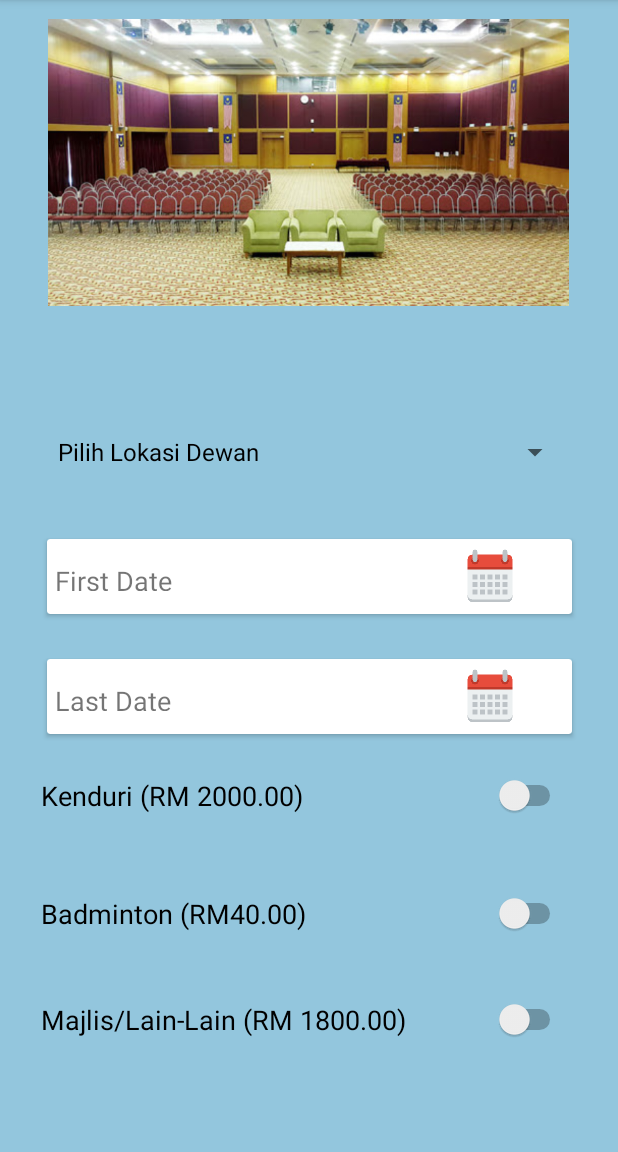
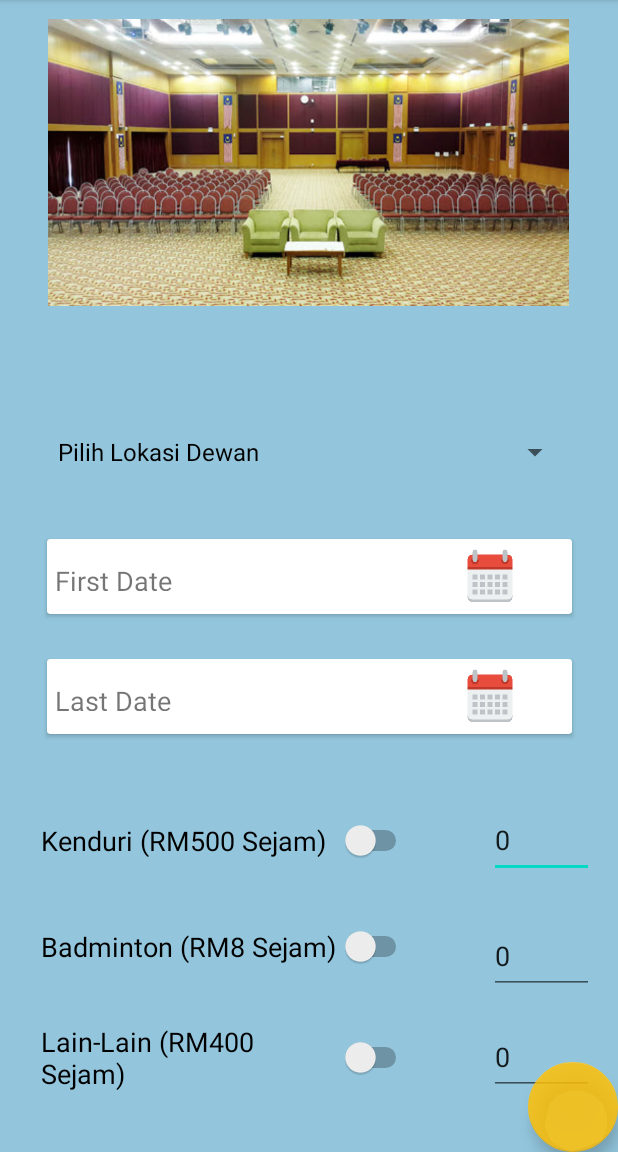
Before and after one commit to Asyknmuhd/InternProject, an Android app: the HallBooking screen opened directly, with no data from a screen before it, on a phone screen of 412 x 824 dp, the part 84-1236 px from its top. Run offline under Robolectric (Android 15) with nearby library versions, the phone set to English and light mode, and no system bars; our stand-ins replace Firebase (no records; nobody signed in at launch, a user with empty details on screens opened directly).

Commit message:
- settle booking - settle checkout - settle receipt - belum test apps - calendar kene betulkan.

```diff
--- a/app/build.gradle
+++ b/app/build.gradle
@@ -41,6 +41,7 @@ dependencies {
     implementation 'com.google.firebase:firebase-storage'
     implementation 'com.google.firebase:firebase-auth'
     implementation 'com.google.firebase:firebase-database'
+
 }
 apply plugin: 'com.android.application'
 apply plugin: 'com.google.gms.google-services'
--- a/app/src/main/java/com/example/mptsewa/HallBooking.java
+++ b/app/src/main/java/com/example/mptsewa/HallBooking.java
@@ -21,24 +21,28 @@ import android.widget.ImageView;
 import android.widget.Spinner;
 import android.widget.Switch;
 import android.widget.TextView;
+import android.widget.Toast;
+
+import com.google.android.material.floatingactionbutton.FloatingActionButton;
+import com.google.firebase.auth.FirebaseAuth;
+import com.google.firebase.database.DatabaseReference;
+import com.google.firebase.database.FirebaseDatabase;
+
 
 public class HallBooking extends AppCompatActivity {
     private TextView CID, COD, title;
     CalendarView calendarViewCID, calendarViewCOD;
     private Dialog popupCID, popupCOD;
     private Dialog popup;
-
-
+    private FirebaseAuth firebaseAuth;
+    private FirebaseDatabase firebaseDatabase;
+    private DatabaseReference databaseReference;
     private Spinner spinner ;
     private ImageView image;
     private Switch kenduri, badminton, majlis;
-    private TextView totalsum;
-    private int tiada = 0;
-    private int sumkenduri = 2000;
-    private int sumbadminton = 20;
-    private int summajlis = 1800;
-    private int sum;
-
+    private TextView jamkenduri, jambadminton, jammajlis ;
+    private FloatingActionButton confirm;
+    ClassBooking classBooking;
 
     @Override
     protected void onCreate(Bundle savedInstanceState) {
@@ -50,10 +54,62 @@ public class HallBooking extends AppCompatActivity {
         CID = findViewById(R.id.tvCID);
         COD = findViewById(R.id.tvCOD);
         popup = new Dialog(this);
-
         spinner = findViewById(R.id.spinner);
         image = findViewById(R.id.image);
+        kenduri = findViewById(R.id.switchkenduri);
+        badminton = findViewById(R.id.switchbadminton);
+        majlis = findViewById(R.id.switchmajlis);
+        jamkenduri = findViewById(R.id.et_jamkenduri);
+        jambadminton = findViewById(R.id.et_jambadminton);
+        jammajlis = findViewById(R.id.et_jammajlis);
+        confirm = findViewById(R.id.btnConfirm);
+
+        firebaseAuth = FirebaseAuth.getInstance();
+        firebaseDatabase = FirebaseDatabase.getInstance();
+        databaseReference = FirebaseDatabase.getInstance().getReference().child("ClassBooking");
+        databaseReference = firebaseDatabase.getReference().child("ClassBooking");
+
         getSupportActionBar().setDisplayHomeAsUpEnabled(true);
+
+        jamkenduri.setOnClickListener(new View.OnClickListener() {
+            @Override
+            public void onClick(View v) {
+                int num = Integer.parseInt(jamkenduri.getText().toString());
+                classBooking.setJamkenduri(num);
+            }
+        });
+
+        jambadminton.setOnClickListener(new View.OnClickListener() {
+            @Override
+            public void onClick(View v) {
+                int num = Integer.parseInt(jambadminton.getText().toString());
+                classBooking.setJambadminton(num);
+            }
+        });
+
+        jammajlis.setOnClickListener(new View.OnClickListener() {
+            @Override
+            public void onClick(View v) {
+                int num = Integer.parseInt(jammajlis.getText().toString());
+                classBooking.setJammajlis(num);
+            }
+        });
+
+        //send to firebase
+        confirm.setOnClickListener(new View.OnClickListener() {
+            @Override
+            public void onClick(View v) {
+                classBooking.setFromDate(CID.getText().toString());
+                classBooking.setToDate(COD.getText().toString());
+                if(classBooking.getJamkenduri() != 0 || classBooking.getJambadminton() != 0 || classBooking.getJammajlis() != 0 ){
+                    databaseReference.child("booking1").setValue(classBooking);
+                    Toast.makeText(HallBooking.this, "Sent to database", Toast.LENGTH_SHORT).show();
+                    startActivity(new Intent(HallBooking.this, CheckoutActivity.class));
+                } else {
+                    Toast.makeText(HallBooking.this, "Please choose table", Toast.LENGTH_SHORT).show();
+                }
+            }
+        });
 
         //array
         String [] tempat = {"Pilih Lokasi Dewan","Dewan Bukit Bendera","Dewan Kuala Krau","Dewan Lanchang","Dewan Sri Bahagia",
@@ -107,10 +163,6 @@ public class HallBooking extends AppCompatActivity {
             }
         });
 
-        kenduri = findViewById(R.id.switchkenduri);
-        badminton = findViewById(R.id.switchbadminton);
-        majlis = findViewById(R.id.switchmajlis);
-
         kenduri.setOnCheckedChangeListener(new CompoundButton.OnCheckedChangeListener() {
             @Override
             public void onCheckedChanged(CompoundButton buttonView, boolean isChecked) {
@@ -159,6 +211,7 @@ public class HallBooking extends AppCompatActivity {
         });
         popupCID.show();
     }
+
     public void showPopupCOD(View v){
         Button saveCOD;
 
@@ -194,7 +247,6 @@ public class HallBooking extends AppCompatActivity {
         return true;
     }
 
-
     @Override
     public boolean onOptionsItemSelected(@NonNull MenuItem item) {
         switch(item.getItemId()){
--- a/app/src/main/java/com/example/mptsewa/MainActivity.java
+++ b/app/src/main/java/com/example/mptsewa/MainActivity.java
@@ -87,7 +87,7 @@ public class MainActivity extends AppCompatActivity {
                   //Toast.makeText(MainActivity.this,"Login Successful", Toast.LENGTH_SHORT).show();
                   checkEmailVerification();
               }else{
-                  Toast.makeText(MainActivity.this,"Login Failed", Toast.LENGTH_SHORT).show();
+                  Toast.makeText(MainActivity.this,"Log Masuk Gagal", Toast.LENGTH_SHORT).show();
                   counter--;
                   Info.setText("Bilangan Percubaan: " + counter) ;
                   progressDialog.dismiss();
--- a/app/src/main/res/layout/activity_hall_booking.xml
+++ b/app/src/main/res/layout/activity_hall_booking.xml
@@ -35,43 +35,43 @@
 
 
     <Switch
-        android:id="@+id/switchbadminton"
-        android:layout_width="350dp"
-        android:layout_height="47dp"
-        android:text="Badminton (RM40.00)"
+        android:id="@+id/switchkenduri"
+        android:layout_width="247dp"
+        android:layout_height="50dp"
+        android:text="Kenduri (RM500 Sejam)"
         android:textSize="18sp"
         app:layout_constraintBottom_toBottomOf="parent"
         app:layout_constraintEnd_toEndOf="parent"
-        app:layout_constraintHorizontal_bias="0.442"
+        app:layout_constraintHorizontal_bias="0.165"
         app:layout_constraintStart_toStartOf="parent"
         app:layout_constraintTop_toTopOf="parent"
-        app:layout_constraintVertical_bias="0.812"></Switch>
+        app:layout_constraintVertical_bias="0.746"></Switch>
 
     <Switch
-        android:id="@+id/switchkenduri"
-        android:layout_width="350dp"
-        android:layout_height="47dp"
-        android:text="Kenduri (RM 2000.00)"
+        android:id="@+id/switchbadminton"
+        android:layout_width="247dp"
+        android:layout_height="50dp"
+        android:text="Badminton (RM8 Sejam)"
         android:textSize="18sp"
         app:layout_constraintBottom_toBottomOf="parent"
         app:layout_constraintEnd_toEndOf="parent"
-        app:layout_constraintHorizontal_bias="0.442"
+        app:layout_constraintHorizontal_bias="0.165"
         app:layout_constraintStart_toStartOf="parent"
         app:layout_constraintTop_toTopOf="parent"
-        app:layout_constraintVertical_bias="0.703"></Switch>
+        app:layout_constraintVertical_bias="0.844"></Switch>
 
     <Switch
         android:id="@+id/switchmajlis"
-        android:layout_width="350dp"
-        android:layout_height="47dp"
-        android:text="Majlis/Lain-Lain (RM 1800.00)"
+        android:layout_width="247dp"
+        android:layout_height="50dp"
+        android:text="Lain-Lain (RM400 Sejam)"
         android:textSize="18sp"
         app:layout_constraintBottom_toBottomOf="parent"
         app:layout_constraintEnd_toEndOf="parent"
-        app:layout_constraintHorizontal_bias="0.442"
+        app:layout_constraintHorizontal_bias="0.165"
         app:layout_constraintStart_toStartOf="parent"
         app:layout_constraintTop_toTopOf="parent"
-        app:layout_constraintVertical_bias="0.91"></Switch>
+        app:layout_constraintVertical_bias="0.947"></Switch>
 
     <androidx.cardview.widget.CardView
         android:id="@+id/cardView3"
@@ -135,6 +135,61 @@
             android:src="@drawable/cal" />
     </androidx.cardview.widget.CardView>
 
+    <EditText
+        android:id="@+id/et_jamkenduri"
+        android:layout_width="70dp"
+        android:layout_height="50dp"
+        android:ems="10"
+        android:inputType="textPersonName"
+        android:text="0"
+        app:layout_constraintBottom_toBottomOf="parent"
+        app:layout_constraintEnd_toEndOf="parent"
+        app:layout_constraintHorizontal_bias="0.953"
+        app:layout_constraintStart_toStartOf="parent"
+        app:layout_constraintTop_toTopOf="parent"
+        app:layout_constraintVertical_bias="0.746" />
+
+    <EditText
+        android:id="@+id/et_jambadminton"
+        android:layout_width="70dp"
+        android:layout_height="50dp"
+        android:ems="10"
+        android:inputType="textPersonName"
+        android:text="0"
+        app:layout_constraintBottom_toBottomOf="parent"
+        app:layout_constraintEnd_toEndOf="parent"
+        app:layout_constraintHorizontal_bias="0.953"
+        app:layout_constraintStart_toStartOf="parent"
+        app:layout_constraintTop_toTopOf="parent"
+        app:layout_constraintVertical_bias="0.853" />
+
+    <EditText
+        android:id="@+id/et_jammajlis"
+        android:layout_width="70dp"
+        android:layout_height="50dp"
+        android:ems="10"
+        android:inputType="textPersonName"
+        android:text="0"
+        app:layout_constraintBottom_toBottomOf="parent"
+        app:layout_constraintEnd_toEndOf="parent"
+        app:layout_constraintHorizontal_bias="0.953"
+        app:layout_constraintStart_toStartOf="parent"
+        app:layout_constraintTop_toTopOf="parent"
+        app:layout_constraintVertical_bias="0.947" />
+
+    <com.google.android.material.floatingactionbutton.FloatingActionButton
+        android:id="@+id/btnConfirm"
+        android:layout_width="60dp"
+        android:layout_height="60dp"
+        android:layout_alignParentRight="true"
+        android:background="#FFFFFF"
+        app:backgroundTint="#D7FFC107"
+        app:layout_constraintBottom_toBottomOf="parent"
+        app:layout_constraintEnd_toEndOf="parent"
+        app:layout_constraintHorizontal_bias="1.0"
+        app:layout_constraintStart_toStartOf="parent"
+        app:layout_constraintTop_toTopOf="parent"
+        app:layout_constraintVertical_bias="1.0" />
 
 
 </androidx.constraintlayout.widget.ConstraintLayout>
--- a/app/src/main/res/layout/activity_main.xml
+++ b/app/src/main/res/layout/activity_main.xml
@@ -43,7 +43,7 @@
         android:layout_width="wrap_content"
         android:layout_height="wrap_content"
         android:layout_marginTop="50dp"
-        android:text="New user? Sign Up."
+        android:text="Pengguna Baharu? Daftar Pengguna."
         android:textColor="#000000"
         android:textSize="14sp"
         app:layout_constraintBottom_toBottomOf="parent"
--- a/app/src/main/res/layout/activity_registration.xml
+++ b/app/src/main/res/layout/activity_registration.xml
@@ -70,6 +70,7 @@
         android:layout_height="wrap_content"
         android:backgroundTint="#D7FFC107"
         android:text="REGISTER"
+        android:textColor="#000000"
         app:layout_constraintBottom_toBottomOf="parent"
         app:layout_constraintEnd_toEndOf="parent"
         app:layout_constraintHorizontal_bias="0.461"
--- a/app/src/main/res/layout/activity_second.xml
+++ b/app/src/main/res/layout/activity_second.xml
@@ -24,6 +24,7 @@
         android:layout_height="wrap_content"
         android:background="#D7FFC107"
         android:text="TEMPAH DEWAN"
+        android:textColor="#000000"
         app:iconTint="#FFFFFF"
         app:layout_constraintBottom_toBottomOf="parent"
         app:layout_constraintEnd_toEndOf="parent"
--- a/app/src/main/res/layout/activity_update_password.xml
+++ b/app/src/main/res/layout/activity_update_password.xml
@@ -28,6 +28,7 @@
         android:layout_height="wrap_content"
         android:backgroundTint="#D7FFC107"
         android:text="Kemaskini Kata Laluan"
+        android:textColor="#000000"
         app:layout_constraintBottom_toBottomOf="parent"
         app:layout_constraintEnd_toEndOf="parent"
         app:layout_constraintHorizontal_bias="0.445"
--- a/app/src/main/res/layout/activity_update_profile.xml
+++ b/app/src/main/res/layout/activity_update_profile.xml
@@ -64,6 +64,7 @@
         android:layout_height="wrap_content"
         android:backgroundTint="#D7FFC107"
         android:text="Simpan"
+        android:textColor="#070202"
         app:layout_constraintBottom_toBottomOf="parent"
         app:layout_constraintEnd_toEndOf="parent"
         app:layout_constraintStart_toStartOf="parent"
```
Also changed, not shown: app/src/main/AndroidManifest.xml (+15 -8 lines), app/src/main/java/com/example/mptsewa/ClassBooking.java (+36 -2 lines).
